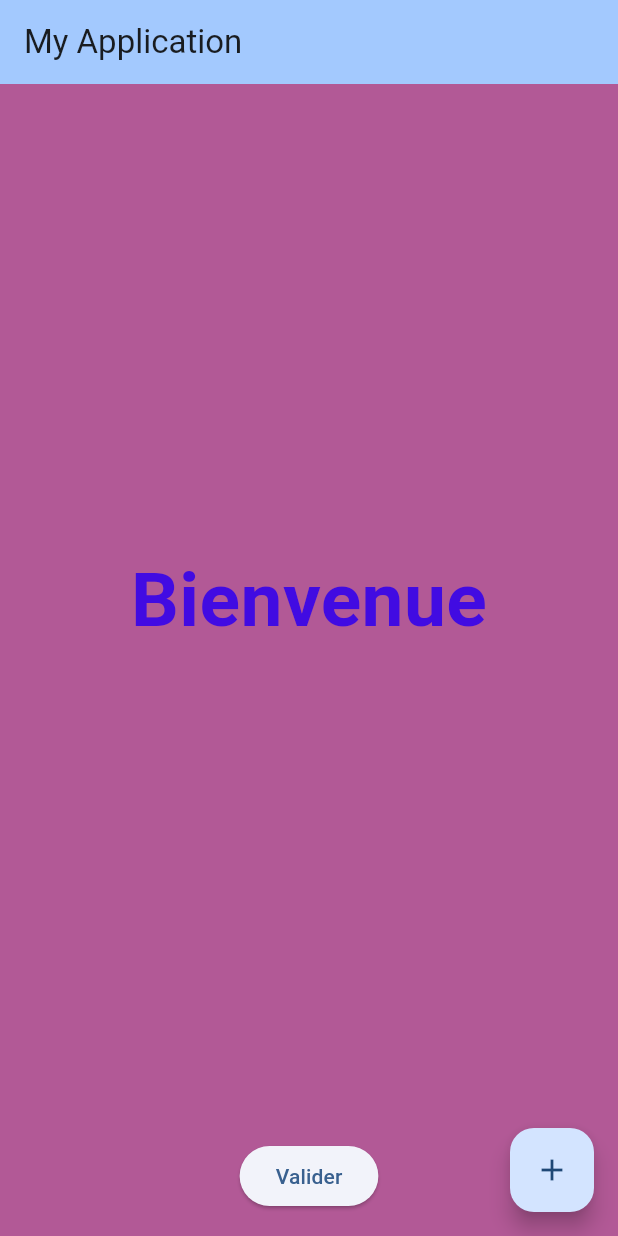
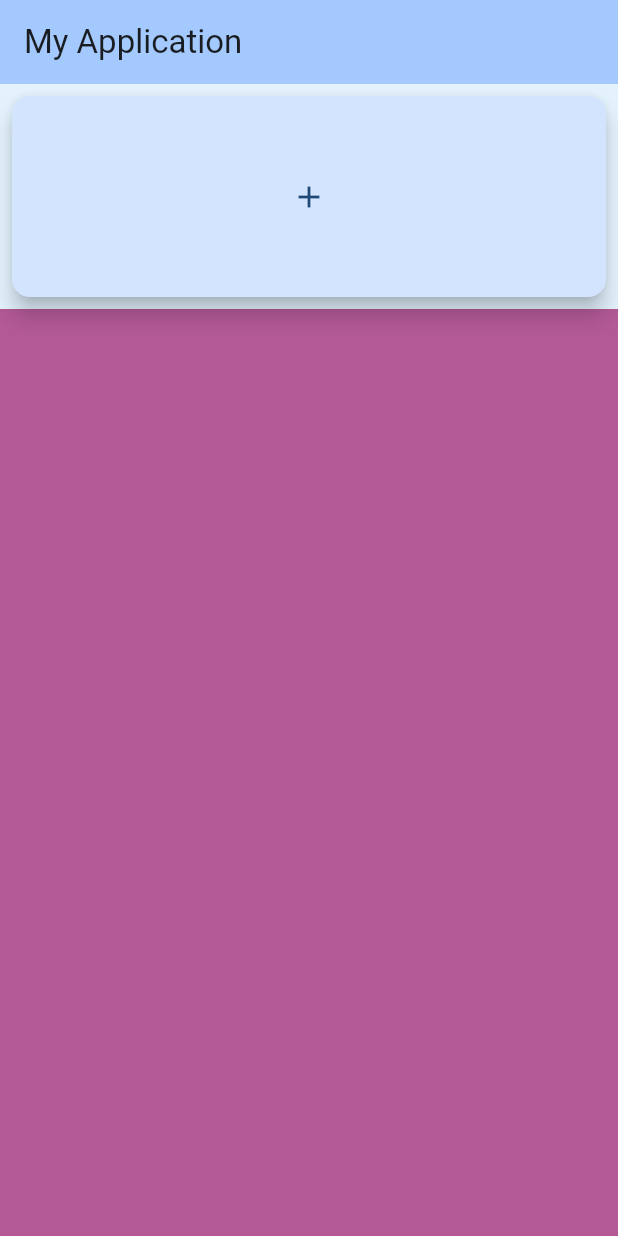
Before and after one commit to joellanaurlays/APPMobileL3, a Flutter app: the screen it shows after launch, on a phone screen of 412 x 824 dp. Run offline on Flutter 3.47's test engine with Material 3 defaults, Android fonts, the phone set to English and light mode, and no system bars.

Commit message:
Premier pratique sur widget

```diff
--- a/Flutter/exercice2/lib/main.dart
+++ b/Flutter/exercice2/lib/main.dart
@@ -1,83 +1,6 @@
+import 'package:exercice2/my_app.dart';
 import 'package:flutter/material.dart';
 
 void main() {
   runApp(const MyApp());
 }
-
-class MyApp extends StatelessWidget {
-  const MyApp({super.key});
-
-  @override
-  Widget build(BuildContext context) {
-    return MaterialApp(
-      title: 'Flutter Demo',
-      debugShowCheckedModeBanner: false,
-      theme: ThemeData(
-        colorScheme: .fromSeed(seedColor: const Color.fromARGB(255, 5, 130, 226)),
-      ),
-      home: const MyHomePage(title: 'My Application'),
-    );
-  }
-}
-
-class MyHomePage extends StatefulWidget {
-  const MyHomePage({super.key, required this.title});
-
-  final String title;
-
-  @override
-  State<MyHomePage> createState() => _MyHomePageState();
-}
-
-class _MyHomePageState extends State<MyHomePage> {
-  int _counter = 0;
-
-  void _incrementCounter() {
-    setState(() {
-      _counter++;
-    });
-  }
-
-  @override
-  Widget build(BuildContext context) {
-    return Scaffold(
-      appBar: AppBar(
-        backgroundColor: Theme.of(context).colorScheme.inversePrimary,
-        title: Text(widget.title),
-      ),
-      backgroundColor: const Color.fromARGB(255, 178, 89, 150),
-      body: Column(
-        children: [
-          // Zone du haut qui prend tout l'espace restant
-          Expanded(
-            child: Center(
-              child: Text(
-                'Bienvenue',
-                style: TextStyle(
-                  fontSize: 50,        // taille du texte
-                  color: const Color.fromARGB(255, 65, 11, 226), // couleur du texte
-                  fontWeight: FontWeight.bold,
-                ),
-              ),
-            ),
-          ),
-          // Bouton en bas
-          Padding(
-            padding: const EdgeInsets.all(16.0),
-            child: ElevatedButton(
-              onPressed: () {
-                // Ne fait rien (conforme à l'énoncé)
-              },
-              child: const Text('Valider'),
-            ),
-          ),
-        ],
-      ),
-      floatingActionButton: FloatingActionButton(
-        onPressed: _incrementCounter,
-        tooltip: 'Increment',
-        child: const Icon(Icons.add),
-      ),
-    );
-  }
-}
--- /dev/null
+++ b/Flutter/exercice2/lib/my_app.dart
@@ -0,0 +1,18 @@
+import 'package:exercice2/my_home_page.dart';
+import 'package:flutter/material.dart';
+
+class MyApp extends StatelessWidget {
+  const MyApp({super.key});
+
+  @override
+  Widget build(BuildContext context) {
+    return MaterialApp(
+      title: 'Flutter Demo',
+      debugShowCheckedModeBanner: false,
+      theme: ThemeData(
+        colorScheme: ColorScheme.fromSeed(seedColor: const Color.fromARGB(255, 5, 130, 226)),
+      ),
+      home: const MyHomePage(title: 'My Application'),
+    );
+  }
+}
--- /dev/null
+++ b/Flutter/exercice2/lib/my_home_page.dart
@@ -0,0 +1,108 @@
+import 'package:flutter/material.dart';
+
+class MyHomePage extends StatefulWidget {
+  const MyHomePage({super.key, required this.title});
+
+  final String title;
+
+  @override
+  State<MyHomePage> createState() => _MyHomePageState();
+}
+
+class _MyHomePageState extends State<MyHomePage> {
+  int _counter = 0;
+
+  void _incrementCounter() {
+    setState(() {
+      _counter++;
+    });
+  }
+
+  @override
+  Widget build(BuildContext context) {
+    return Scaffold(
+      appBar: AppBar(
+        backgroundColor: Theme.of(context).colorScheme.inversePrimary,
+        title: Text(widget.title),
+      ),
+      backgroundColor: const Color.fromARGB(255, 178, 89, 150),
+      body: Container(
+        width: double.infinity,
+        height: 150,
+        color: Colors.blue.shade50,
+        child: Padding(
+          padding: EdgeInsets.all(8),
+          child: FloatingActionButton.small(
+            onPressed: () {},
+            child: Icon (Icons.add),
+            ),
+        ),
+      )
+      /*Row(
+        children: [
+          Expanded(
+            flex: 2,
+            child: Container(color: Colors.blue, height: 50,
+              child: Center(child: Text('2/3', style: TextStyle(color: Colors.white),),),
+            ),
+          ),
+          Expanded(
+              flex: 1,
+              child: Container(color: Colors.purple, height: 50,
+                child: Center(child: Text('1/3', style: TextStyle(color: Colors.white),),),
+              ),
+          ),
+        ],
+      )*/
+      /*Column(
+        children: [
+          // Zone du haut qui prend tout l'espace restant
+          Expanded(
+            child: Center(
+              child: Text(
+                'Bienvenue',
+                style: TextStyle(
+                  fontSize: 50,
+                  color: const Color.fromARGB(255, 65, 11, 226),
+                  fontWeight: FontWeight.bold,
+                ),
+              ),
+            ),
+          ),
+          RichText(
+            text: TextSpan(
+              style: const TextStyle(fontSize: 16, color: Colors.black),
+              children: [
+                const TextSpan(text: 'Prix : '),
+                TextSpan(
+                  text: '99 £',
+                  style: TextStyle(
+                    fontWeight: FontWeight.bold,
+                    color: Colors.green,
+                  ),
+                ),
+                const TextSpan(text: ' (promo) '),
+              ],
+            ),
+          ),
+          // Bouton en bas
+          Padding(
+            padding: const EdgeInsets.all(16.0),
+            child: ElevatedButton(
+              onPressed: () {
+                // Ne fait rien (conforme à l'énoncé)
+              },
+              child: const Text('Valider'),
+            ),
+          ),
+        ],
+      ),
+      floatingActionButton: FloatingActionButton(
+        onPressed: _incrementCounter,
+        tooltip: 'Incrémenter',
+        child: const Icon(Icons.email, color: Colors.pink),
+      ),
+      */
+    );
+  }
+}
```
